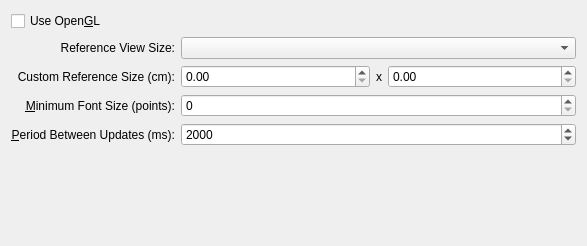
Old version of the form src/libkstapp/generaltab.ui in the repository Kst-plot/kst.
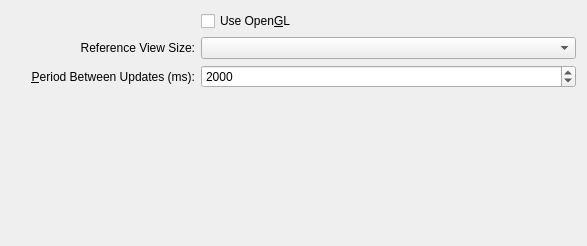
New version of the form.

Diff of the .ui file:
```diff
--- a/src/libkstapp/generaltab.ui
+++ b/src/libkstapp/generaltab.ui
@@ -14,89 +14,7 @@
    <string>Form</string>
   </property>
   <layout class="QGridLayout" name="gridLayout">
-   <item row="0" column="0">
-    <widget class="QCheckBox" name="_useOpenGL">
-     <property name="text">
-      <string>Use Open&amp;GL</string>
-     </property>
-    </widget>
-   </item>
    <item row="2" column="0">
-    <widget class="QLabel" name="label">
-     <property name="text">
-      <string>Custom Reference Size (cm):</string>
-     </property>
-     <property name="alignment">
-      <set>Qt::AlignRight|Qt::AlignTrailing|Qt::AlignVCenter</set>
-     </property>
-     <property name="buddy">
-      <cstring>_refViewWidth</cstring>
-     </property>
-    </widget>
-   </item>
-   <item row="2" column="1">
-    <widget class="QDoubleSpinBox" name="_refViewWidth">
-     <property name="sizePolicy">
-      <sizepolicy hsizetype="Expanding" vsizetype="Fixed">
-       <horstretch>0</horstretch>
-       <verstretch>0</verstretch>
-      </sizepolicy>
-     </property>
-     <property name="maximum">
-      <double>2000.000000000000000</double>
-     </property>
-    </widget>
-   </item>
-   <item row="2" column="2">
-    <widget class="QLabel" name="label_2">
-     <property name="text">
-      <string>x</string>
-     </property>
-     <property name="alignment">
-      <set>Qt::AlignRight|Qt::AlignTrailing|Qt::AlignVCenter</set>
-     </property>
-     <property name="buddy">
-      <cstring>_refViewHeight</cstring>
-     </property>
-    </widget>
-   </item>
-   <item row="2" column="3">
-    <widget class="QDoubleSpinBox" name="_refViewHeight">
-     <property name="sizePolicy">
-      <sizepolicy hsizetype="Expanding" vsizetype="Fixed">
-       <horstretch>0</horstretch>
-       <verstretch>0</verstretch>
-      </sizepolicy>
-     </property>
-     <property name="maximum">
-      <double>2000.000000000000000</double>
-     </property>
-    </widget>
-   </item>
-   <item row="3" column="0">
-    <widget class="QLabel" name="label_3">
-     <property name="text">
-      <string>&amp;Minimum Font Size (points):</string>
-     </property>
-     <property name="alignment">
-      <set>Qt::AlignRight|Qt::AlignTrailing|Qt::AlignVCenter</set>
-     </property>
-     <property name="buddy">
-      <cstring>_minFontSize</cstring>
-     </property>
-    </widget>
-   </item>
-   <item row="3" column="1" colspan="3">
-    <widget class="QSpinBox" name="_minFontSize">
-     <property name="sizePolicy">
-      <sizepolicy hsizetype="Expanding" vsizetype="Fixed">
-       <horstretch>0</horstretch>
-       <verstretch>0</verstretch>
-      </sizepolicy>
-     </property>
-    </widget>
-   </item>
-   <item row="4" column="0">
     <widget class="QLabel" name="label_5">
      <property name="text">
       <string>&amp;Period Between Updates (ms):</string>
@@ -109,7 +27,7 @@
      </property>
     </widget>
    </item>
-   <item row="4" column="1" colspan="3">
+   <item row="2" column="1" colspan="2">
     <widget class="QSpinBox" name="_maxUpdate">
      <property name="sizePolicy">
       <sizepolicy hsizetype="Expanding" vsizetype="Fixed">
@@ -131,7 +49,7 @@
      </property>
     </widget>
    </item>
-   <item row="5" column="0">
+   <item row="3" column="0">
     <spacer>
      <property name="orientation">
       <enum>Qt::Vertical</enum>
@@ -144,7 +62,7 @@
      </property>
     </spacer>
    </item>
-   <item row="1" column="1" colspan="3">
+   <item row="1" column="1" colspan="2">
     <widget class="QComboBox" name="_referenceViewSizeCombo"/>
    </item>
    <item row="1" column="0">
@@ -157,6 +75,13 @@
      </property>
     </widget>
    </item>
+   <item row="0" column="1">
+    <widget class="QCheckBox" name="_useOpenGL">
+     <property name="text">
+      <string>Use Open&amp;GL</string>
+     </property>
+    </widget>
+   </item>
   </layout>
  </widget>
  <resources/>
```
